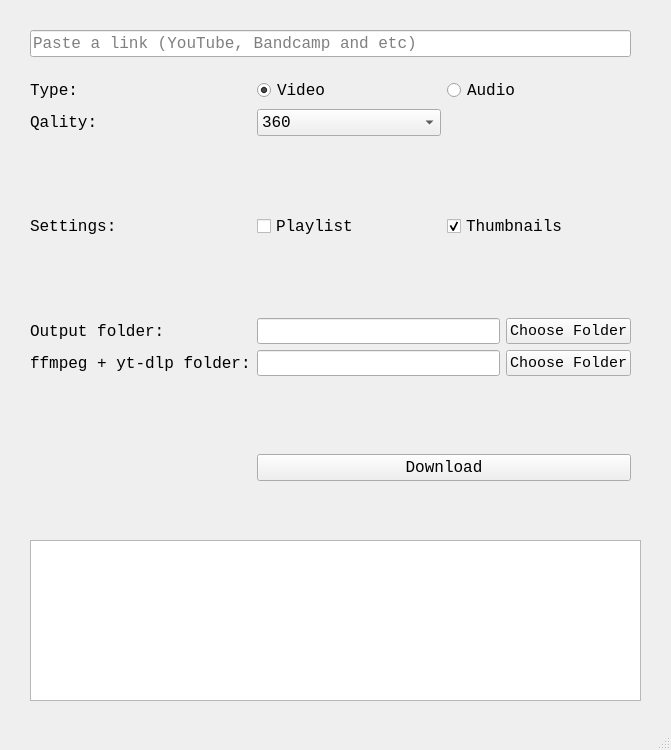
Qt form main.ui (johtai/simple-gui-downloader) before a commit.
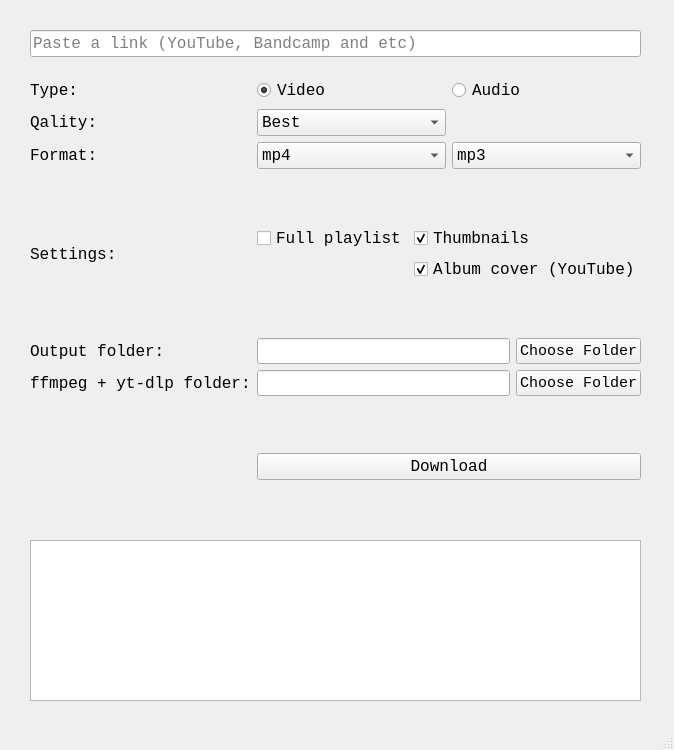
The same form after that commit.

Commit message: add resolution and extension options

Diff of the .ui file:
```diff
--- a/main.ui
+++ b/main.ui
@@ -6,7 +6,7 @@
    <rect>
     <x>0</x>
     <y>0</y>
-    <width>671</width>
+    <width>674</width>
     <height>750</height>
    </rect>
   </property>
@@ -46,8 +46,8 @@
      <rect>
       <x>30</x>
       <y>30</y>
-      <width>601</width>
-      <height>451</height>
+      <width>611</width>
+      <height>450</height>
      </rect>
     </property>
     <layout class="QVBoxLayout" name="verticalLayout_3">
@@ -94,20 +94,53 @@
      </item>
      <item>
       <layout class="QGridLayout" name="gridLayout">
-       <item row="3" column="0">
-        <widget class="QLabel" name="label_2">
-         <property name="font">
-          <font>
-           <family>Consolas</family>
-           <pointsize>12</pointsize>
-          </font>
-         </property>
+       <item row="8" column="1">
+        <layout class="QHBoxLayout" name="horizontalLayout_2">
+         <item>
+          <widget class="QLineEdit" name="outpath_line">
+           <property name="font">
+            <font>
+             <family>Consolas</family>
+             <pointsize>11</pointsize>
+            </font>
+           </property>
+           <property name="focusPolicy">
+            <enum>Qt::StrongFocus</enum>
+           </property>
+           <property name="frame">
+            <bool>true</bool>
+           </property>
+          </widget>
+         </item>
+         <item>
+          <widget class="QPushButton" name="outpath_button">
+           <property name="sizePolicy">
+            <sizepolicy hsizetype="Fixed" vsizetype="Fixed">
+             <horstretch>0</horstretch>
+             <verstretch>0</verstretch>
+            </sizepolicy>
+           </property>
+           <property name="font">
+            <font>
+             <family>Consolas</family>
+             <pointsize>11</pointsize>
+            </font>
+           </property>
+           <property name="text">
+            <string>Choose Folder</string>
+           </property>
+          </widget>
+         </item>
+        </layout>
+       </item>
+       <item row="4" column="0">
+        <widget class="QLabel" name="label_8">
          <property name="text">
-          <string>Qality:</string>
+          <string>Format:</string>
          </property>
         </widget>
        </item>
-       <item row="12" column="1">
+       <item row="13" column="1">
         <widget class="QPushButton" name="button">
          <property name="font">
           <font>
@@ -126,8 +159,60 @@
          </property>
         </widget>
        </item>
-       <item row="0" column="0">
-        <widget class="QLabel" name="label">
+       <item row="3" column="1">
+        <layout class="QVBoxLayout" name="verticalLayout_2">
+         <item>
+          <layout class="QHBoxLayout" name="horizontalLayout_4">
+           <item>
+            <widget class="QComboBox" name="quality_box">
+             <property name="currentText">
+              <string>Best</string>
+             </property>
+             <item>
+              <property name="text">
+               <string>Best</string>
+              </property>
+             </item>
+             <item>
+              <property name="text">
+               <string>360</string>
+              </property>
+             </item>
+             <item>
+              <property name="text">
+               <string>480</string>
+              </property>
+             </item>
+             <item>
+              <property name="text">
+               <string>720</string>
+              </property>
+             </item>
+             <item>
+              <property name="text">
+               <string>1080</string>
+              </property>
+             </item>
+             <item>
+              <property name="text">
+               <string>1440</string>
+              </property>
+             </item>
+            </widget>
+           </item>
+           <item>
+            <widget class="QLabel" name="label_7">
+             <property name="text">
+              <string/>
+             </property>
+            </widget>
+           </item>
+          </layout>
+         </item>
+        </layout>
+       </item>
+       <item row="3" column="0">
+        <widget class="QLabel" name="label_2">
          <property name="font">
           <font>
            <family>Consolas</family>
@@ -135,51 +220,11 @@
           </font>
          </property>
          <property name="text">
-          <string>Type:</string>
+          <string>Qality:</string>
          </property>
         </widget>
        </item>
-       <item row="8" column="1">
-        <layout class="QHBoxLayout" name="horizontalLayout_3">
-         <item>
-          <widget class="QLineEdit" name="libpath_line">
-           <property name="font">
-            <font>
-             <family>Consolas</family>
-             <pointsize>11</pointsize>
-            </font>
-           </property>
-          </widget>
-         </item>
-         <item>
-          <widget class="QPushButton" name="libpath_button">
-           <property name="sizePolicy">
-            <sizepolicy hsizetype="Fixed" vsizetype="Fixed">
-             <horstretch>0</horstretch>
-             <verstretch>0</verstretch>
-            </sizepolicy>
-           </property>
-           <property name="font">
-            <font>
-             <family>Consolas</family>
-             <pointsize>11</pointsize>
-            </font>
-           </property>
-           <property name="text">
-            <string>Choose Folder</string>
-           </property>
-          </widget>
-         </item>
-        </layout>
-       </item>
-       <item row="5" column="0">
-        <widget class="QLabel" name="label_5">
-         <property name="text">
-          <string>Settings:</string>
-         </property>
-        </widget>
-       </item>
-       <item row="9" column="0">
+       <item row="10" column="0">
         <spacer name="verticalSpacer_4">
          <property name="orientation">
           <enum>Qt::Vertical</enum>
@@ -192,51 +237,18 @@
          </property>
         </spacer>
        </item>
-       <item row="6" column="0">
-        <spacer name="verticalSpacer_2">
-         <property name="orientation">
-          <enum>Qt::Vertical</enum>
-         </property>
-         <property name="sizeHint" stdset="0">
-          <size>
-           <width>20</width>
-           <height>40</height>
-          </size>
-         </property>
-        </spacer>
-       </item>
        <item row="7" column="0">
-        <widget class="QLabel" name="label_3">
-         <property name="font">
-          <font>
-           <family>Consolas</family>
-           <pointsize>12</pointsize>
-          </font>
+        <spacer name="verticalSpacer_2">
+         <property name="orientation">
+          <enum>Qt::Vertical</enum>
          </property>
-         <property name="text">
-          <string>Output folder:</string>
+         <property name="sizeHint" stdset="0">
+          <size>
+           <width>20</width>
+           <height>40</height>
+          </size>
          </property>
-        </widget>
-       </item>
-       <item row="8" column="0">
-        <widget class="QLabel" name="label_4">
-         <property name="font">
-          <font>
-           <family>Consolas</family>
-           <pointsize>12</pointsize>
-          </font>
-         </property>
-         <property name="text">
-          <string>ffmpeg + yt-dlp folder:</string>
-         </property>
-        </widget>
-       </item>
-       <item row="12" column="0">
-        <widget class="QLabel" name="label_6">
-         <property name="text">
-          <string/>
-         </property>
-        </widget>
+        </spacer>
        </item>
        <item row="0" column="1">
         <layout class="QHBoxLayout" name="horizontalLayout">
@@ -271,17 +283,10 @@
          </item>
         </layout>
        </item>
-       <item row="5" column="1">
+       <item row="6" column="1">
         <layout class="QHBoxLayout" name="horizontalLayout_5">
          <item>
           <layout class="QGridLayout" name="gridLayout_2">
-           <item row="0" column="0">
-            <widget class="QCheckBox" name="playlist_checkbox">
-             <property name="text">
-              <string>Playlist</string>
-             </property>
-            </widget>
-           </item>
            <item row="0" column="1">
             <widget class="QCheckBox" name="thumbnail_checkbox">
              <property name="text">
@@ -292,97 +297,28 @@
              </property>
             </widget>
            </item>
-          </layout>
-         </item>
-        </layout>
-       </item>
-       <item row="3" column="1">
-        <layout class="QVBoxLayout" name="verticalLayout_2">
-         <item>
-          <layout class="QHBoxLayout" name="horizontalLayout_4">
-           <item>
-            <widget class="QComboBox" name="quality_box">
-             <property name="currentText">
-              <string>Best</string>
+           <item row="0" column="0">
+            <widget class="QCheckBox" name="playlist_checkbox">
+             <property name="text">
+              <string>Full playlist</string>
              </property>
-             <item>
-              <property name="text">
-               <string>360</string>
-              </property>
-             </item>
-             <item>
-              <property name="text">
-               <string>480</string>
-              </property>
-             </item>
-             <item>
-              <property name="text">
-               <string>720</string>
-              </property>
-             </item>
-             <item>
-              <property name="text">
-               <string>1080</string>
-              </property>
-             </item>
-             <item>
-              <property name="text">
-               <string>Best</string>
-              </property>
-             </item>
             </widget>
            </item>
-           <item>
-            <widget class="QLabel" name="label_7">
+           <item row="1" column="1">
+            <widget class="QCheckBox" name="youtube_cover_checkbox">
              <property name="text">
-              <string/>
+              <string>Album cover (YouTube)</string>
              </property>
+             <property name="checked">
+              <bool>true</bool>
+             </property>
             </widget>
            </item>
           </layout>
          </item>
         </layout>
        </item>
-       <item row="7" column="1">
-        <layout class="QHBoxLayout" name="horizontalLayout_2">
-         <item>
-          <widget class="QLineEdit" name="outpath_line">
-           <property name="font">
-            <font>
-             <family>Consolas</family>
-             <pointsize>11</pointsize>
-            </font>
-           </property>
-           <property name="focusPolicy">
-            <enum>Qt::StrongFocus</enum>
-           </property>
-           <property name="frame">
-            <bool>true</bool>
-           </property>
-          </widget>
-         </item>
-         <item>
-          <widget class="QPushButton" name="outpath_button">
-           <property name="sizePolicy">
-            <sizepolicy hsizetype="Fixed" vsizetype="Fixed">
-             <horstretch>0</horstretch>
-             <verstretch>0</verstretch>
-            </sizepolicy>
-           </property>
-           <property name="font">
-            <font>
-             <family>Consolas</family>
-             <pointsize>11</pointsize>
-            </font>
-           </property>
-           <property name="text">
-            <string>Choose Folder</string>
-           </property>
-          </widget>
-         </item>
-        </layout>
-       </item>
-       <item row="4" column="0">
+       <item row="5" column="0">
         <spacer name="verticalSpacer">
          <property name="orientation">
           <enum>Qt::Vertical</enum>
@@ -395,6 +331,149 @@
          </property>
         </spacer>
        </item>
+       <item row="0" column="0">
+        <widget class="QLabel" name="label">
+         <property name="font">
+          <font>
+           <family>Consolas</family>
+           <pointsize>12</pointsize>
+          </font>
+         </property>
+         <property name="text">
+          <string>Type:</string>
+         </property>
+        </widget>
+       </item>
+       <item row="8" column="0">
+        <widget class="QLabel" name="label_3">
+         <property name="font">
+          <font>
+           <family>Consolas</family>
+           <pointsize>12</pointsize>
+          </font>
+         </property>
+         <property name="text">
+          <string>Output folder:</string>
+         </property>
+        </widget>
+       </item>
+       <item row="4" column="1">
+        <layout class="QHBoxLayout" name="horizontalLayout_7">
+         <item>
+          <widget class="QComboBox" name="video_format_box">
+           <item>
+            <property name="text">
+             <string>mp4</string>
+            </property>
+           </item>
+           <item>
+            <property name="text">
+             <string>mkv</string>
+            </property>
+           </item>
+           <item>
+            <property name="text">
+             <string>webm</string>
+            </property>
+           </item>
+          </widget>
+         </item>
+         <item>
+          <widget class="QComboBox" name="audio_format_box">
+           <item>
+            <property name="text">
+             <string>mp3</string>
+            </property>
+           </item>
+           <item>
+            <property name="text">
+             <string>opus</string>
+            </property>
+           </item>
+           <item>
+            <property name="text">
+             <string>m4a</string>
+            </property>
+           </item>
+           <item>
+            <property name="text">
+             <string>flac</string>
+            </property>
+           </item>
+           <item>
+            <property name="text">
+             <string>aac</string>
+            </property>
+           </item>
+           <item>
+            <property name="text">
+             <string>alac</string>
+            </property>
+           </item>
+          </widget>
+         </item>
+        </layout>
+       </item>
+       <item row="9" column="0">
+        <widget class="QLabel" name="label_4">
+         <property name="font">
+          <font>
+           <family>Consolas</family>
+           <pointsize>12</pointsize>
+          </font>
+         </property>
+         <property name="text">
+          <string>ffmpeg + yt-dlp folder:</string>
+         </property>
+        </widget>
+       </item>
+       <item row="9" column="1">
+        <layout class="QHBoxLayout" name="horizontalLayout_3">
+         <item>
+          <widget class="QLineEdit" name="libpath_line">
+           <property name="font">
+            <font>
+             <family>Consolas</family>
+             <pointsize>11</pointsize>
+            </font>
+           </property>
+          </widget>
+         </item>
+         <item>
+          <widget class="QPushButton" name="libpath_button">
+           <property name="sizePolicy">
+            <sizepolicy hsizetype="Fixed" vsizetype="Fixed">
+             <horstretch>0</horstretch>
+             <verstretch>0</verstretch>
+            </sizepolicy>
+           </property>
+           <property name="font">
+            <font>
+             <family>Consolas</family>
+             <pointsize>11</pointsize>
+            </font>
+           </property>
+           <property name="text">
+            <string>Choose Folder</string>
+           </property>
+          </widget>
+         </item>
+        </layout>
+       </item>
+       <item row="6" column="0">
+        <widget class="QLabel" name="label_5">
+         <property name="text">
+          <string>Settings:</string>
+         </property>
+        </widget>
+       </item>
+       <item row="13" column="0">
+        <widget class="QLabel" name="label_6">
+         <property name="text">
+          <string/>
+         </property>
+        </widget>
+       </item>
       </layout>
      </item>
     </layout>
@@ -415,7 +494,7 @@
     <rect>
      <x>0</x>
      <y>0</y>
-     <width>671</width>
+     <width>674</width>
      <height>25</height>
     </rect>
    </property>
```
The commit also changes 1 other file.
